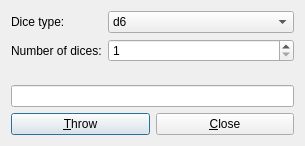
The window that sources/windows/DiceDialog.ui (ViviCoder/GM-Assistant) describes before a commit, drawn with Qt 5.
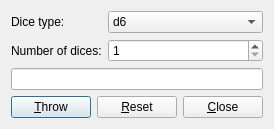
The same window after the commit.

Commit message: Reset button added in the dice simulator

Patch:
```diff
--- a/sources/windows/DiceDialog.ui
+++ b/sources/windows/DiceDialog.ui
@@ -14,6 +14,9 @@
    <string>Dice simulator</string>
   </property>
   <layout class="QVBoxLayout" name="verticalLayout">
+   <property name="sizeConstraint">
+    <enum>QLayout::SetFixedSize</enum>
+   </property>
    <item>
     <layout class="QFormLayout" name="formLayout_2">
      <property name="fieldGrowthPolicy">
@@ -119,6 +122,13 @@
        </property>
       </widget>
      </item>
+     <item>
+      <widget class="QPushButton" name="pushReset">
+       <property name="text">
+        <string>&amp;Reset</string>
+       </property>
+      </widget>
+     </item>
      <item>
       <widget class="QPushButton" name="pushClose">
        <property name="text">
```
The commit also changes 6 other files.
